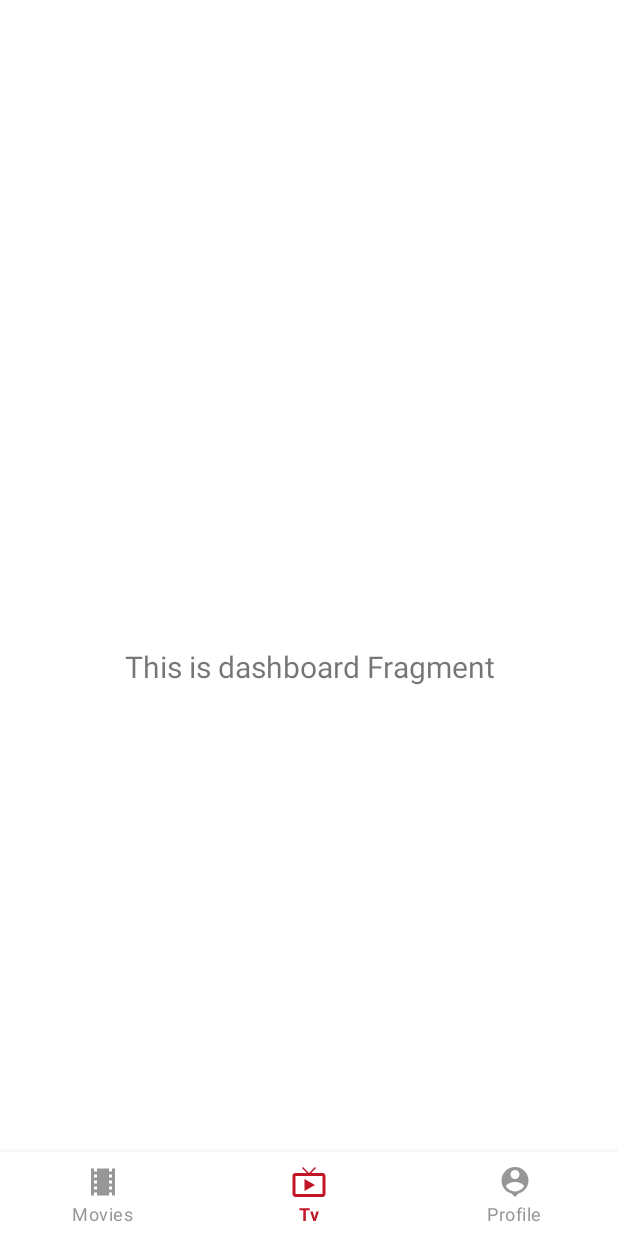
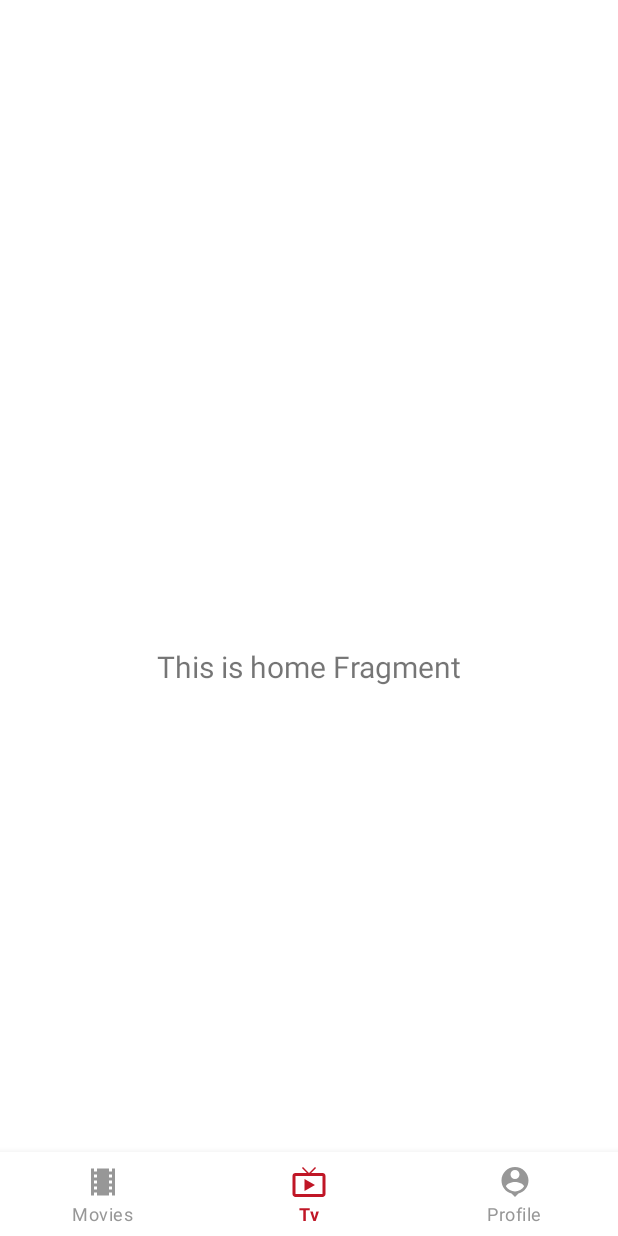
Before and after one commit to rogerp91/mao_trailer_android, an Android app: the screen it shows after launch (MainActivity), item 2 of the bottom bar chosen, on a phone screen of 412 x 824 dp. Run offline under Robolectric (Android 15) with nearby library versions, the phone set to English and light mode, and no system bars; our stand-ins replace Dagger/Hilt's generated code.

Commit message:
add dynamic navigation

```diff
--- a/application/build.gradle
+++ b/application/build.gradle
@@ -50,6 +50,11 @@ android {
     buildFeatures {
         viewBinding true
     }
+
+    dataBinding {
+        enabled true
+    }
+
     testOptions {
         unitTests.all {
             jacoco {
--- a/application/src/main/java/com/github/rogerp91/mao_trailer_android/mao_trailer/application/MainActivity.kt
+++ b/application/src/main/java/com/github/rogerp91/mao_trailer_android/mao_trailer/application/MainActivity.kt
@@ -1,13 +1,15 @@
 package com.github.rogerp91.mao_trailer_android.mao_trailer.application
 
 import android.os.Bundle
+import android.view.MenuItem
 import androidx.appcompat.app.AppCompatActivity
-import androidx.navigation.findNavController
-import androidx.navigation.ui.setupWithNavController
+import androidx.fragment.app.FragmentTransaction
 import com.github.rogerp91.mao_trailer_android.mao_trailer.application.databinding.ActivityMainBinding
+import com.github.rogerp91.mao_trailer_android.mao_trailer.application.navigation.BottomNavigationPositionHandler
 import com.google.android.material.bottomnavigation.BottomNavigationView
+import com.google.android.material.navigation.NavigationBarView
 
-class MainActivity : AppCompatActivity() {
+class MainActivity : AppCompatActivity(), NavigationBarView.OnItemSelectedListener {
 
     private lateinit var binding: ActivityMainBinding
 
@@ -15,11 +17,27 @@ class MainActivity : AppCompatActivity() {
         super.onCreate(savedInstanceState)
         binding = ActivityMainBinding.inflate(layoutInflater)
         setContentView(binding.root)
+
         val navView: BottomNavigationView = binding.navView
-        val navController = findNavController(R.id.nav_host_fragment_activity_main)
 
         navView.apply {
-            setupWithNavController(navController)
+            menu.getItem(0).isChecked = true
+            setOnItemSelectedListener(this@MainActivity)
+        }
+        findNavigationPositionById(R.id.navigation_movie)
+    }
+
+    override fun onNavigationItemSelected(item: MenuItem): Boolean {
+        findNavigationPositionById(item.itemId)
+        return true
+    }
+
+    private fun findNavigationPositionById(itemId: Int) {
+        val bottomNavigationPositionConfig = BottomNavigationPositionHandler.buildConfig()
+        val bottomNavigationPosition = bottomNavigationPositionConfig.find(itemId)
+        bottomNavigationPosition?.let {
+            val transaction: FragmentTransaction = supportFragmentManager.beginTransaction()
+            transaction.replace(R.id.fragment_activity_main, it.fragment()).commit()
         }
     }
 }
--- /dev/null
+++ b/application/src/main/java/com/github/rogerp91/mao_trailer_android/mao_trailer/application/navigation/BottomNavigationPosition.kt
@@ -0,0 +1,106 @@
+package com.github.rogerp91.mao_trailer_android.mao_trailer.application.navigation
+
+import androidx.fragment.app.Fragment
+import com.github.rogerp91.mao_trailer_android.mao_trailer.application.R
+import com.github.rogerp91.mao_trailer_android.mao_trailer.application.ui.dashboard.DashboardFragment
+import com.github.rogerp91.mao_trailer_android.mao_trailer.application.ui.home.HomeFragment
+import com.github.rogerp91.mao_trailer_android.mao_trailer.application.ui.notifications.NotificationsFragment
+
+interface BottomNavigationPosition {
+
+    fun id(): Int
+
+    fun position(): Int
+
+    fun tag(): String
+
+    fun fragment(): Fragment
+
+    fun find(id: Int): BottomNavigationPosition?
+}
+
+abstract class BottomNavigationPositionBase(
+    private val next: BottomNavigationPosition?
+) : BottomNavigationPosition {
+
+    protected fun nextChain(id: Int): BottomNavigationPosition? {
+        return next?.find(id)
+    }
+}
+
+class MoviesBottomNavigationPosition(
+    next: BottomNavigationPosition?
+) : BottomNavigationPositionBase(next), BottomNavigationPosition {
+
+    override fun id(): Int = R.id.navigation_movie
+
+    override fun position(): Int = 0
+
+    override fun tag(): String = "movies"
+
+    override fun fragment(): Fragment = DashboardFragment()
+
+    override fun find(id: Int): BottomNavigationPosition? {
+        if (id == R.id.navigation_movie) {
+            return this
+        }
+        return nextChain(id)
+    }
+}
+
+class TvBottomNavigationPosition(
+    next: BottomNavigationPosition
+) : BottomNavigationPositionBase(next), BottomNavigationPosition {
+
+    override fun id(): Int = R.id.navigation_tv
+
+    override fun position(): Int = 1
+
+    override fun tag(): String = "tv"
+
+    override fun fragment(): Fragment = HomeFragment()
+
+    override fun find(id: Int): BottomNavigationPosition? {
+        if (id == R.id.navigation_tv) {
+            return this
+        }
+        return nextChain(id)
+    }
+}
+
+class ProfileBottomNavigationPosition(
+    next: BottomNavigationPosition
+) : BottomNavigationPositionBase(next), BottomNavigationPosition {
+
+    override fun id(): Int = R.id.navigation_profile
+
+    override fun position(): Int = 2
+
+    override fun tag(): String = "profile"
+
+    override fun fragment(): Fragment = NotificationsFragment()
+
+    override fun find(id: Int): BottomNavigationPosition? {
+        if (id == R.id.navigation_profile) {
+            return this
+        }
+        return nextChain(id)
+    }
+}
+
+class UnknownBottomNavigationPosition :
+    BottomNavigationPositionBase(null),
+    BottomNavigationPosition {
+
+    override fun id(): Int = 0
+
+    override fun position(): Int = 0
+
+    override fun tag(): String = "unknown"
+
+    override fun fragment(): Fragment = Fragment()
+
+    override fun find(id: Int): BottomNavigationPosition {
+        return this
+    }
+}
--- /dev/null
+++ b/application/src/main/java/com/github/rogerp91/mao_trailer_android/mao_trailer/application/navigation/BottomNavigationPositionHandler.kt
@@ -0,0 +1,11 @@
+package com.github.rogerp91.mao_trailer_android.mao_trailer.application.navigation
+
+object BottomNavigationPositionHandler {
+
+    fun buildConfig(): BottomNavigationPosition {
+        val unknown = UnknownBottomNavigationPosition()
+        val movies = MoviesBottomNavigationPosition(unknown)
+        val profile = ProfileBottomNavigationPosition(movies)
+        return TvBottomNavigationPosition(profile)
+    }
+}
--- a/application/src/main/res/layout/activity_main.xml
+++ b/application/src/main/res/layout/activity_main.xml
@@ -20,16 +20,13 @@
         app:layout_constraintRight_toRightOf="parent"
         app:menu="@menu/bottom_nav_menu" />
 
-    <fragment
-        android:id="@+id/nav_host_fragment_activity_main"
-        android:name="androidx.navigation.fragment.NavHostFragment"
+    <FrameLayout
+        android:id="@+id/fragment_activity_main"
         android:layout_width="match_parent"
         android:layout_height="match_parent"
-        app:defaultNavHost="true"
         app:layout_constraintBottom_toTopOf="@id/nav_view"
         app:layout_constraintLeft_toLeftOf="parent"
         app:layout_constraintRight_toRightOf="parent"
-        app:layout_constraintTop_toTopOf="parent"
-        app:navGraph="@navigation/mobile_navigation" />
+        app:layout_constraintTop_toTopOf="parent" />
 
 </androidx.constraintlayout.widget.ConstraintLayout>
--- a/application/src/main/res/menu/bottom_nav_menu.xml
+++ b/application/src/main/res/menu/bottom_nav_menu.xml
@@ -2,17 +2,17 @@
 <menu xmlns:android="http://schemas.android.com/apk/res/android">
 
     <item
-        android:id="@+id/navigation_home"
+        android:id="@+id/navigation_movie"
         android:icon="@drawable/ic_local_movies_black_24dp"
         android:title="@string/title_movie" />
 
     <item
-        android:id="@+id/navigation_dashboard"
+        android:id="@+id/navigation_tv"
         android:icon="@drawable/ic_live_tv_black_24dp"
         android:title="@string/title_tv" />
 
     <item
-        android:id="@+id/navigation_notifications"
+        android:id="@+id/navigation_profile"
         android:icon="@drawable/ic_person_pin_black_24dp"
         android:title="@string/title_profile" />
 
```
Also changed, not shown: application/src/main/java/com/github/rogerp91/mao_trailer_android/mao_trailer/application/ui/dashboard/DashboardFragment.kt (+6 -4 lines), application/src/main/java/com/github/rogerp91/mao_trailer_android/mao_trailer/application/ui/home/HomeFragment.kt (+6 -4 lines), application/src/main/java/com/github/rogerp91/mao_trailer_android/mao_trailer/application/ui/notifications/NotificationsFragment.kt (+6 -4 lines), application/src/main/java/com/github/rogerp91/mao_trailer_android/mao_trailer/application/MainApplication.kt (line endings or trailing spaces), application/src/main/java/com/github/rogerp91/mao_trailer_android/mao_trailer/application/ui/dashboard/DashboardViewModel.kt (line endings or trailing spaces), application/src/main/java/com/github/rogerp91/mao_trailer_android/mao_trailer/application/ui/home/HomeViewModel.kt (line endings or trailing spaces), application/src/main/java/com/github/rogerp91/mao_trailer_android/mao_trailer/application/ui/notifications/NotificationsViewModel.kt (line endings or trailing spaces), 2 other files.
